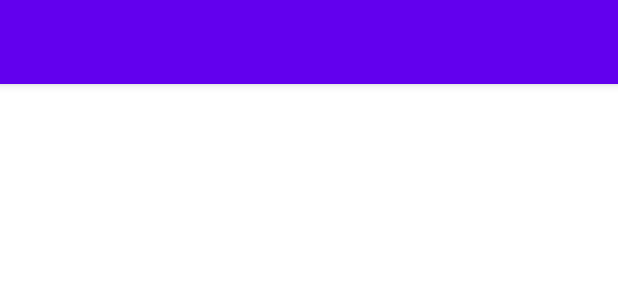
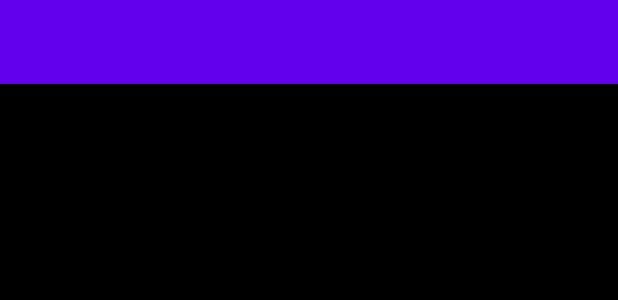
Before and after one commit to GangneuxA/ProjetMobile, an Android app: the layout activity_main.xml on its own in the app's theme, with its tools: preview values and no code run, on a phone screen of 412 x 824 dp. Shown: the top 300 px of the screen. Run offline under Robolectric (Android 15) with nearby library versions, the phone set to English and light mode, and no system bars.

Commit message:
Pge accueil

```diff
--- a/ProjetMobile/app/src/main/res/layout/activity_main.xml
+++ b/ProjetMobile/app/src/main/res/layout/activity_main.xml
@@ -4,6 +4,7 @@
     android:layout_height="match_parent"
     xmlns:app="http://schemas.android.com/apk/res-auto"
     android:orientation="vertical"
+    android:background="#000000"
     tools:context=".MainActivity">
 
     <androidx.appcompat.widget.Toolbar
@@ -16,4 +17,21 @@
         app:popupTheme="@style/ThemeOverlay.AppCompat.Light"
         />
 
+    <LinearLayout
+        android:layout_width="match_parent"
+        android:layout_height="match_parent"
+        android:orientation="vertical"
+        >
+            <TextView
+                android:layout_width="match_parent"
+                android:layout_height="match_parent"
+                android:id="@+id/res"
+                android:background="#000000"
+                android:textColor="#FFFF00"
+                android:textSize="25dp"
+                />
+
+    </LinearLayout>
+
+
 </LinearLayout>
```
Also changed, not shown: ProjetMobile/app/src/main/java/com/example/projetmobile/MainActivity.java (+60 -4 lines).
